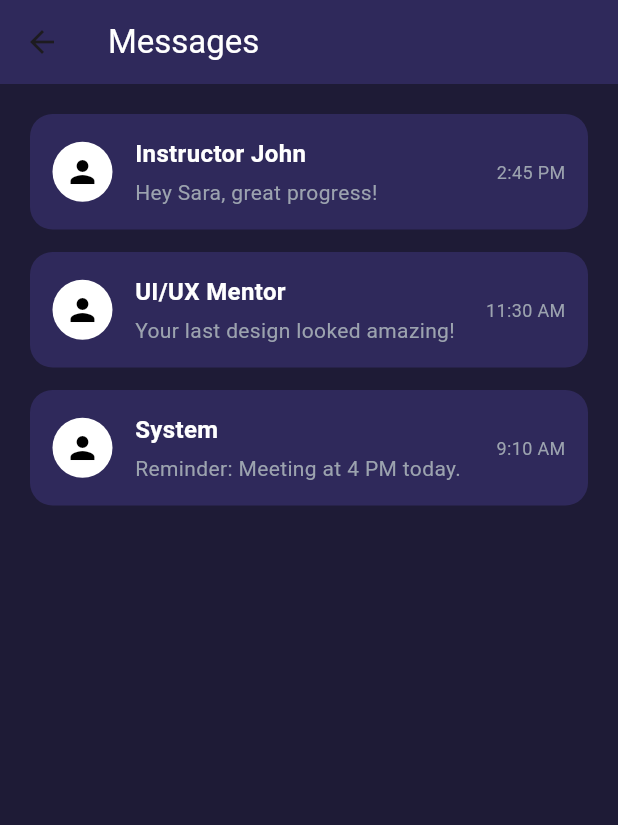
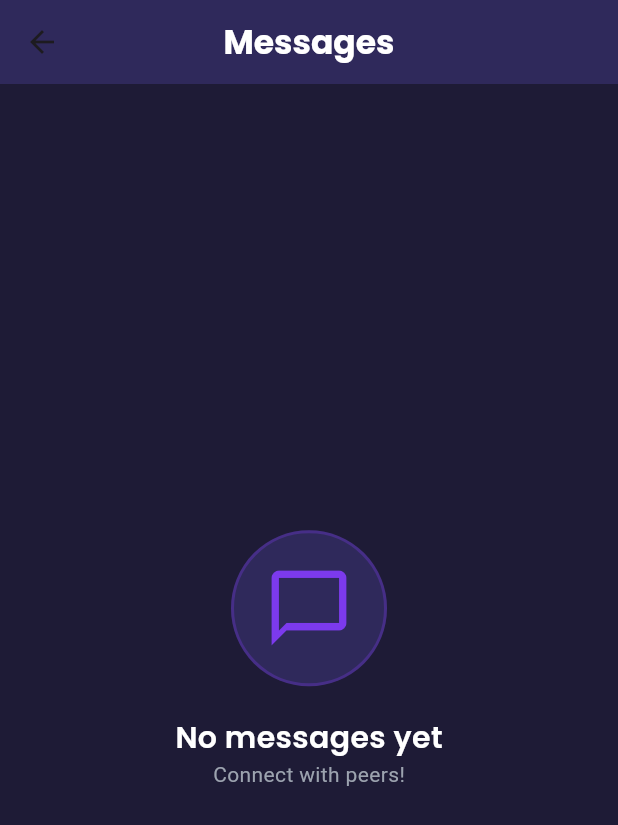
Before and after one commit to Ronitha8/Excelerate-Inquisit, a Flutter app: the MessageScreen screen opened directly, on a phone screen of 412 x 824 dp. Shown: the top 825 px of the screen. Run offline on Flutter 3.47's test engine with Material 3 defaults, Android fonts, the light colour scheme and no system bars; our stand-ins replace firebase_auth, firebase_core, font_awesome_flutter, google_fonts; accounts and stored records are empty.

Commit message:
feat(messages): fix text input + unread badges + gorgeous empty state

```diff
--- a/lib/screens/message_screen.dart
+++ b/lib/screens/message_screen.dart
@@ -1,80 +1,165 @@
+// lib/screens/message_screen.dart
 import 'package:flutter/material.dart';
 import 'package:excelerate_inquisit/constants.dart';
+import 'package:excelerate_inquisit/user_progress.dart';
+import 'package:excelerate_inquisit/screens/chat_detail_screen.dart';
+import 'package:google_fonts/google_fonts.dart';
 
 class MessageScreen extends StatefulWidget {
   const MessageScreen({super.key});
-
   @override
   State<MessageScreen> createState() => _MessageScreenState();
 }
 
 class _MessageScreenState extends State<MessageScreen> {
-  final List<Map<String, String>> messages = [
-    {'sender': 'Instructor John', 'message': 'Hey Sara, great progress!', 'time': '2:45 PM'},
-    {'sender': 'UI/UX Mentor', 'message': 'Your last design looked amazing!', 'time': '11:30 AM'},
-    {'sender': 'System', 'message': 'Reminder: Meeting at 4 PM today.', 'time': '9:10 AM'},
-  ];
-
   @override
   Widget build(BuildContext context) {
+    final chats = UserProgress.chats;
+
     return Scaffold(
       backgroundColor: kDarkBackground,
       appBar: AppBar(
-        title: Text("Messages", style: TextStyle(color: kPrimaryText)),
         backgroundColor: kHeaderBackground,
-        elevation: 0,
+        title: Text(
+          "Messages",
+          style: GoogleFonts.poppins(
+            color: kPrimaryText,
+            fontWeight: FontWeight.bold,
           ),
-      body: ListView.builder(
-        padding: const EdgeInsets.all(20),
-        itemCount: messages.length,
-        itemBuilder: (context, index) {
-          final msg = messages[index];
-          return Container(
-            margin: const EdgeInsets.only(bottom: 15),
-            padding: const EdgeInsets.all(15),
+        ),
+        centerTitle: true,
+      ),
+      body: chats.isEmpty
+          ? Center(
+              child: Column(
+                mainAxisSize: MainAxisSize.min,
+                children: [
+                  Container(
+                    padding: EdgeInsets.all(20),
                     decoration: BoxDecoration(
                       color: kHeaderBackground,
-              borderRadius: BorderRadius.circular(15),
+                      shape: BoxShape.circle,
+                      border: Border.all(
+                        color: kExcelerateViolet.withValues(alpha: 0.3),
+                        width: 2,
                       ),
-            child: Row(
+                    ),
+                    child: Icon(
+                      Icons.chat_bubble_outline,
+                      size: 60,
+                      color: kExcelerateViolet,
+                    ),
+                  ),
+                  SizedBox(height: 20),
+                  Text(
+                    'No messages yet',
+                    style: GoogleFonts.poppins(
+                      color: kPrimaryText,
+                      fontSize: 20,
+                      fontWeight: FontWeight.w600,
+                    ),
+                  ),
+                  Text(
+                    'Connect with peers!',
+                    style: TextStyle(color: kSecondaryText),
+                  ),
+                ],
+              ),
+            )
+          : ListView.builder(
+              padding: EdgeInsets.all(16),
+              itemCount: chats.length,
+              itemBuilder: (context, index) {
+                final contact = chats[index];
+                final lastMsg = contact.messages.isNotEmpty
+                    ? contact.messages.last
+                    : null;
+                return Card(
+                  color: kHeaderBackground,
+                  shape: RoundedRectangleBorder(
+                    borderRadius: BorderRadius.circular(16),
+                  ),
+                  child: ListTile(
+                    leading: CircleAvatar(
+                      radius: 28,
+                      backgroundColor: kExcelerateLavender.withValues(
+                        alpha: 0.2,
+                      ),
+                      child: CircleAvatar(
+                        radius: 25,
+                        backgroundImage: AssetImage(contact.avatar),
+                      ),
+                    ),
+                    title: Text(
+                      contact.name,
+                      style: GoogleFonts.poppins(
+                        fontWeight: FontWeight.bold,
+                        color: kPrimaryText,
+                      ),
+                    ),
+                    subtitle: Text(
+                      lastMsg?.text ?? 'Start chatting!',
+                      maxLines: 1,
+                      overflow: TextOverflow.ellipsis,
+                      style: TextStyle(
+                        color: contact.unreadCount > 0
+                            ? kExcelerateOrange
+                            : kSecondaryText,
+                        fontWeight: contact.unreadCount > 0
+                            ? FontWeight.bold
+                            : FontWeight.normal,
+                      ),
+                    ),
+                    trailing: Column(
+                      mainAxisAlignment: MainAxisAlignment.center,
                       children: [
-                const CircleAvatar(
-                  backgroundColor: Colors.white,
-                  child: Icon(Icons.person, color: Colors.black),
+                        if (contact.unreadCount > 0)
+                          Container(
+                            padding: EdgeInsets.symmetric(
+                              horizontal: 8,
+                              vertical: 4,
                             ),
-                const SizedBox(width: 15),
-                Expanded(
-                  child: Column(
-                    crossAxisAlignment: CrossAxisAlignment.start,
-                    children: [
-                      Text(
-                        msg['sender']!,
+                            decoration: BoxDecoration(
+                              color: kExcelerateOrange,
+                              borderRadius: BorderRadius.circular(12),
+                            ),
+                            child: Text(
+                              '${contact.unreadCount}',
                               style: TextStyle(
                                 color: kPrimaryText,
                                 fontWeight: FontWeight.bold,
-                          fontSize: 16,
+                                fontSize: 10,
                               ),
                             ),
-                      const SizedBox(height: 4),
+                          ),
                         Text(
-                        msg['message']!,
-                        style: TextStyle(
-                          color: kSecondaryText,
-                          fontSize: 14,
-                        ),
+                          _formatTime(contact.lastMessageTime),
+                          style: TextStyle(color: kSecondaryText, fontSize: 11),
                         ),
                       ],
                     ),
+                    onTap: () {
+                      contact.unreadCount = 0;
+                      Navigator.push(
+                        context,
+                        MaterialPageRoute(
+                          builder: (_) => ChatDetailScreen(contact: contact),
                         ),
-                Text(
-                  msg['time']!,
-                  style: TextStyle(color: kSecondaryText, fontSize: 12),
-                ),
-              ],
+                      ).then((_) => setState(() {}));
+                    },
                   ),
                 );
               },
             ),
     );
   }
+
+  String _formatTime(DateTime? time) {
+    if (time == null) return '';
+    final diff = DateTime.now().difference(time);
+    if (diff.inMinutes < 1) return 'now';
+    if (diff.inHours < 1) return '${diff.inMinutes}m ago';
+    if (diff.inDays < 1) return '${diff.inHours}h ago';
+    return '${diff.inDays}d ago';
   }
+}
```
Lines whose indentation alone changed are shown as unchanged.
